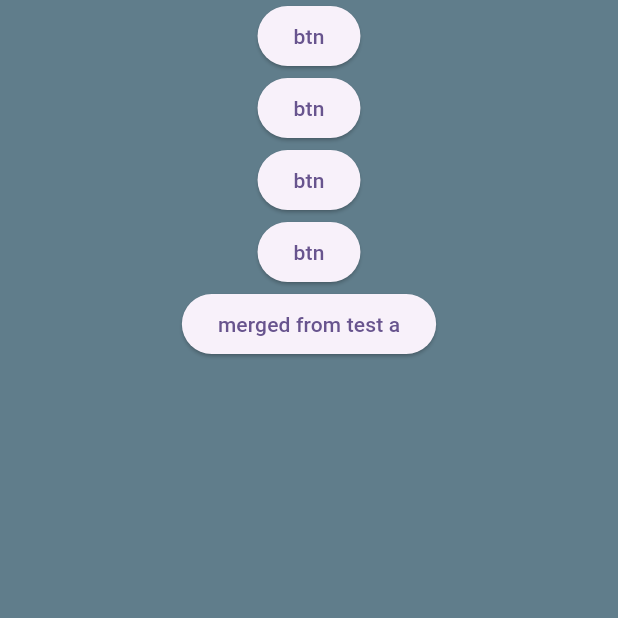
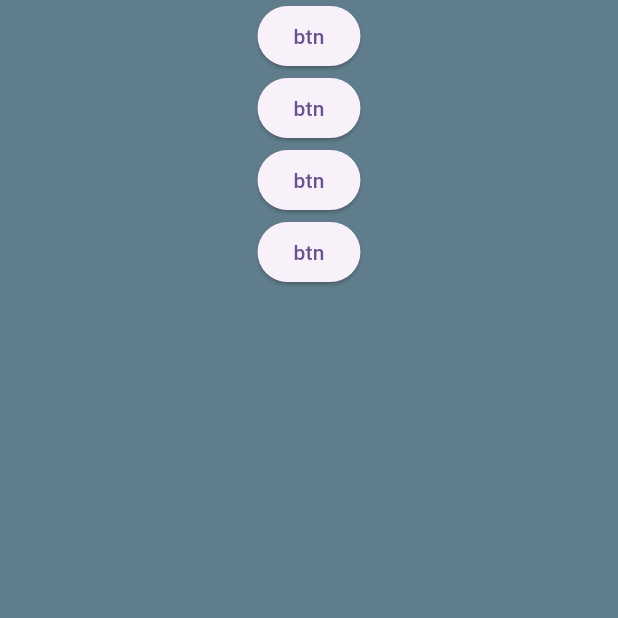
Before and after one commit to mosayeb-masoumi/test-git, a Flutter app: the screen it shows after launch, on a phone screen of 412 x 824 dp, the top half of it. Run offline on Flutter 3.47's test engine with Material 3 defaults, Android fonts, the phone set to English and light mode, and no system bars.

Commit message:
Revert "test from branch test_a"
This reverts commit 60e3fdd3c05c61ae4fbe7a3db7944e8e1387ca50.

```diff
--- a/lib/home_page.dart
+++ b/lib/home_page.dart
@@ -30,8 +30,6 @@ class _HomePageState extends State<HomePage> {
             //space
             ElevatedButton(onPressed: (){}, child: Text("btn")),
             //space
-
-            ElevatedButton(onPressed: (){}, child: Text("merged from test a")),
           ],
 
         ),
```
